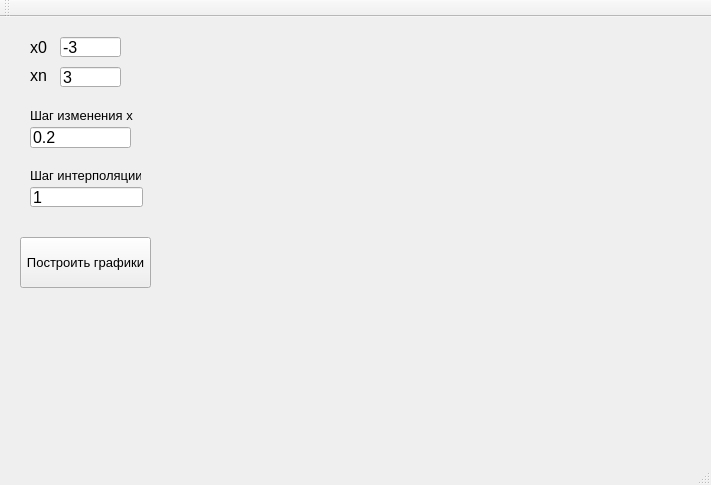
Old version of the form mainwindow.ui in the repository thegoldenbeetle/splineInterpolation.
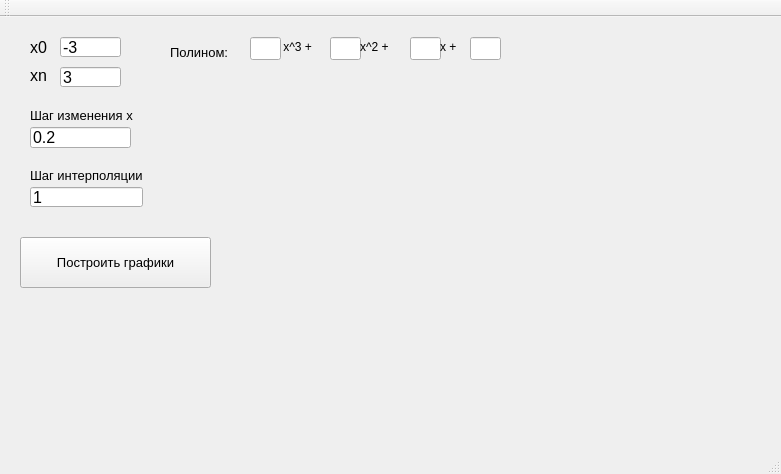
New version of the form. Icons and pictures are not drawn.

The edit to the form file:
```diff
--- a/mainwindow.ui
+++ b/mainwindow.ui
@@ -6,8 +6,8 @@
    <rect>
     <x>0</x>
     <y>0</y>
-    <width>711</width>
-    <height>485</height>
+    <width>781</width>
+    <height>474</height>
    </rect>
   </property>
   <property name="windowTitle">
@@ -17,8 +17,8 @@
    <widget class="QLabel" name="graphic">
     <property name="geometry">
      <rect>
-      <x>170</x>
-      <y>70</y>
+      <x>230</x>
+      <y>80</y>
       <width>521</width>
       <height>361</height>
      </rect>
@@ -32,7 +32,7 @@
      <rect>
       <x>20</x>
       <y>220</y>
-      <width>131</width>
+      <width>191</width>
       <height>51</height>
      </rect>
     </property>
@@ -176,7 +176,7 @@
      <rect>
       <x>30</x>
       <y>150</y>
-      <width>111</width>
+      <width>141</width>
       <height>16</height>
      </rect>
     </property>
@@ -189,20 +189,107 @@
      <string>Шаг интерполяции</string>
     </property>
    </widget>
-   <widget class="QLabel" name="label_5">
+   <widget class="QLabel" name="polynomialLabel">
+    <property name="enabled">
+     <bool>true</bool>
+    </property>
     <property name="geometry">
      <rect>
       <x>170</x>
       <y>20</y>
-      <width>171</width>
+      <width>71</width>
       <height>31</height>
      </rect>
     </property>
+    <property name="font">
+     <font>
+      <pointsize>10</pointsize>
+     </font>
+    </property>
     <property name="text">
-     <string/>
+     <string>Полином:</string>
     </property>
-    <property name="pixmap">
-     <pixmap>Func.png</pixmap>
+    <property name="scaledContents">
+     <bool>false</bool>
+    </property>
+   </widget>
+   <widget class="QLineEdit" name="x3Edit">
+    <property name="geometry">
+     <rect>
+      <x>250</x>
+      <y>20</y>
+      <width>31</width>
+      <height>23</height>
+     </rect>
+    </property>
+   </widget>
+   <widget class="QLabel" name="x3Label">
+    <property name="geometry">
+     <rect>
+      <x>280</x>
+      <y>20</y>
+      <width>51</width>
+      <height>20</height>
+     </rect>
+    </property>
+    <property name="text">
+     <string> x^3 +</string>
+    </property>
+   </widget>
+   <widget class="QLineEdit" name="x2Edit">
+    <property name="geometry">
+     <rect>
+      <x>330</x>
+      <y>20</y>
+      <width>31</width>
+      <height>23</height>
+     </rect>
+    </property>
+   </widget>
+   <widget class="QLabel" name="x2Label">
+    <property name="geometry">
+     <rect>
+      <x>360</x>
+      <y>20</y>
+      <width>41</width>
+      <height>20</height>
+     </rect>
+    </property>
+    <property name="text">
+     <string>x^2 +</string>
+    </property>
+   </widget>
+   <widget class="QLineEdit" name="x0Edit">
+    <property name="geometry">
+     <rect>
+      <x>470</x>
+      <y>20</y>
+      <width>31</width>
+      <height>23</height>
+     </rect>
+    </property>
+   </widget>
+   <widget class="QLineEdit" name="xEdit">
+    <property name="geometry">
+     <rect>
+      <x>410</x>
+      <y>20</y>
+      <width>31</width>
+      <height>23</height>
+     </rect>
+    </property>
+   </widget>
+   <widget class="QLabel" name="xLabel">
+    <property name="geometry">
+     <rect>
+      <x>440</x>
+      <y>20</y>
+      <width>31</width>
+      <height>20</height>
+     </rect>
+    </property>
+    <property name="text">
+     <string>x +</string>
     </property>
    </widget>
   </widget>
```
Left out of the diff: 20 changed lines with no effect on the pictures.
